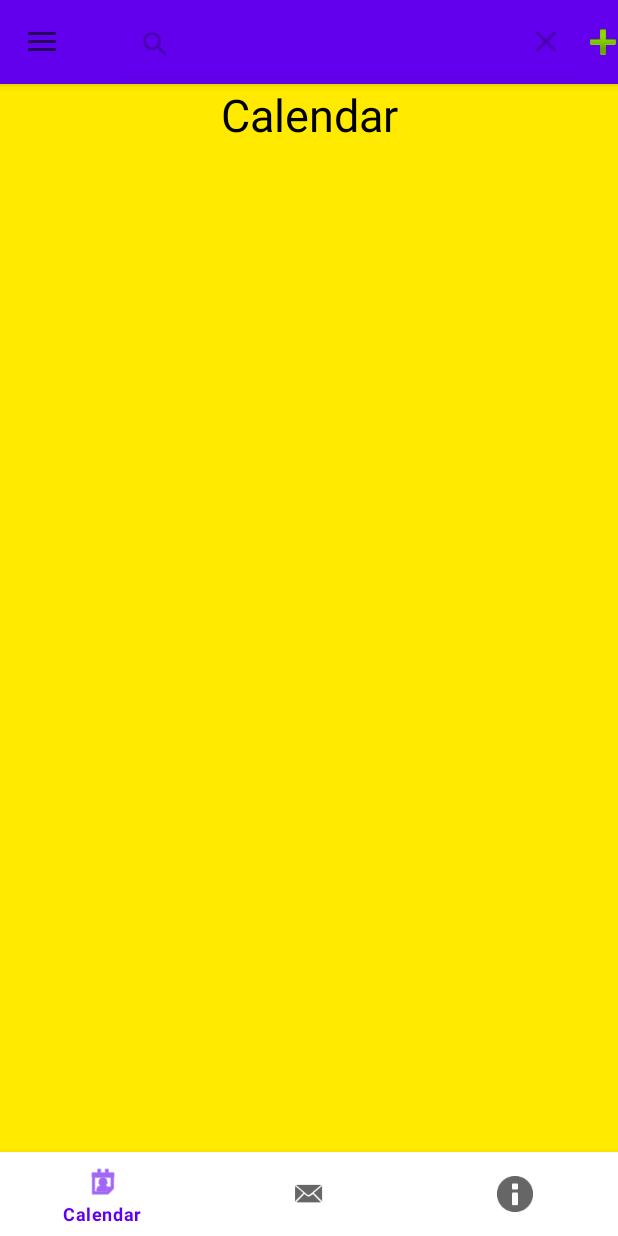
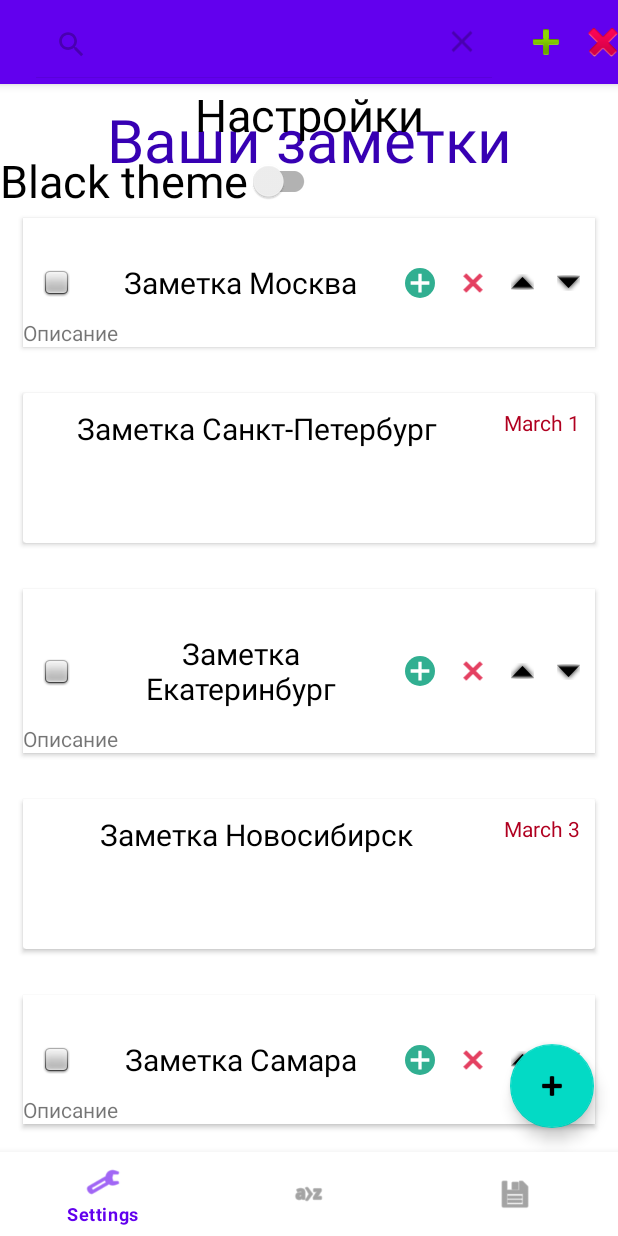
Before and after one commit to Iliassemeonidis/Android, an Android app: the screen it shows after launch (MainActivity), after a tap on "Search", on a phone screen of 412 x 824 dp. Run offline under Robolectric (Android 15) with nearby library versions, the phone set to English and light mode, and no system bars; 1 other tap on this screen came first.

Commit message:
дз по style

```diff
--- a/app/src/main/AndroidManifest.xml
+++ b/app/src/main/AndroidManifest.xml
@@ -8,7 +8,7 @@
         android:label="@string/app_name"
         android:roundIcon="@mipmap/ic_launcher_round"
         android:supportsRtl="true"
-        android:theme="@style/MyTheme">
+        android:theme="@style/Theme.MyApplication">
 
         <activity android:name=".main.MainActivity">
             <intent-filter>
--- a/app/src/main/java/ru/adnroid/myapplication/main/MainActivity.java
+++ b/app/src/main/java/ru/adnroid/myapplication/main/MainActivity.java
@@ -1,34 +1,26 @@
 package ru.adnroid.myapplication.main;
 
 import android.annotation.SuppressLint;
-import android.content.Intent;
 import android.os.Bundle;
 import android.view.Menu;
 import android.view.MenuInflater;
 import android.view.MenuItem;
 import android.view.View;
-import android.widget.TextView;
 import android.widget.Toast;
 
-import androidx.annotation.NonNull;
-import androidx.annotation.Nullable;
-import androidx.appcompat.app.ActionBarDrawerToggle;
 import androidx.appcompat.app.AlertDialog;
 import androidx.appcompat.app.AppCompatActivity;
 import androidx.appcompat.widget.SearchView;
 import androidx.appcompat.widget.Toolbar;
-import androidx.drawerlayout.widget.DrawerLayout;
 import androidx.fragment.app.Fragment;
 import androidx.fragment.app.FragmentManager;
 import androidx.fragment.app.FragmentTransaction;
 
 import com.google.android.material.bottomnavigation.BottomNavigationView;
-import com.google.android.material.navigation.NavigationView;
 
 import java.util.List;
 
 import ru.adnroid.myapplication.R;
-import ru.adnroid.myapplication.fragments.CalendarFragment;
 import ru.adnroid.myapplication.fragments.SettingsFragment;
 import ru.adnroid.myapplication.fragments.ShoppingFragment;
 
@@ -39,36 +31,34 @@ public class MainActivity extends AppCompatActivity {
     private static final String MAIN_FRAGMENT_TAG = "MAIN_FRAGMENT_TAG";
     private static final String SETTINGS_FRAGMENT_TAG = "SETTINGS_FRAGMENT_TAG";
     private static final String SHOPPING_FRAGMENT_TAG = "SHOPPING_FRAGMENT_TAG";
-    public static final String EDIT_FRAGMENT_TAG = "EDIT_FRAGMENT_TAG";
-    public static final String CALENDAR_FRAGMENT_TAG = "CALENDAR_FRAGMENT_TAG";
-
+    private static final String EDIT_FRAGMENT_TAG = "EDIT_FRAGMENT_TAG";
+    private MenuItem menuItemSearch;
+    private MenuItem menuItemAdd;
+    private MenuItem menuItemClear;
     private FragmentManager fragmentManage;
 
+    @SuppressLint("NonConstantResourceId")
     @Override
     protected void onCreate(Bundle savedInstanceState) {
         super.onCreate(savedInstanceState);
         setContentView(R.layout.activity_main);
+        BottomNavigationView bottomNavigationView = findViewById(R.id.bottom_navigation);
 
-        BottomNavigationView bottomNavigationView = findViewById(R.id.bottom_navigation);
         bottomNavigationView.setOnNavigationItemSelectedListener(item -> {
             switch (item.getItemId()) {
-                case R.id.calendar:
-                    addNewFragment(new CalendarFragment(), CALENDAR_FRAGMENT_TAG);
+                case R.id.my_shopping:
+                    addNewFragment(new ShoppingFragment(), SHOPPING_FRAGMENT_TAG);
+                    setVisibilityOnItemMenu(false);
                     break;
-                case R.id.mail:
-                    Intent intent = new Intent(Intent.ACTION_SEND);
-                    intent.setType("text/plain");
-                    intent.putExtra(Intent.EXTRA_EMAIL, "emailaddress@emailaddress.com");
-                    intent.putExtra(Intent.EXTRA_SUBJECT, "Subject");
-                    intent.putExtra(Intent.EXTRA_TEXT, "Какая-то заметка");
-                    startActivity(Intent.createChooser(intent, "Заметка"));
+                case R.id.settings:
+                    addNewFragment(new SettingsFragment(), SETTINGS_FRAGMENT_TAG);
+                    setVisibilityOnItemMenu(false);
                     break;
-                case R.id.info:
-                    Toast.makeText(this, "Нет идей, что добавить еще", Toast.LENGTH_SHORT).show();
+                case R.id.saved_notes:
+                    addNewFragment(new MainFragment(), MAIN_FRAGMENT_TAG);
+                    setVisibilityOnItemMenu(true);
                     break;
             }
-
-
             return true;
         });
         bottomNavigationView.setOnNavigationItemReselectedListener(item -> {
@@ -77,7 +67,7 @@ public class MainActivity extends AppCompatActivity {
 
         Toolbar toolbar = findViewById(R.id.toolbar);
         setSupportActionBar(toolbar);
-        initDrawer(toolbar);
+        //   initDrawer(toolbar);
 
         if (savedInstanceState == null) {
             addNewFragment(new MainFragment(), MAIN_FRAGMENT_TAG);
@@ -85,46 +75,52 @@ public class MainActivity extends AppCompatActivity {
 //        addFragment(savedInstanceState);
     }
 
-    private void initDrawer(Toolbar toolbar) {
-        final DrawerLayout drawer = findViewById(R.id.drawer_layout);
-        ActionBarDrawerToggle toggle = new ActionBarDrawerToggle(
-                this, drawer, toolbar,
-                R.string.navigation_drawer_open,
-                R.string.navigation_drawer_close);
-        drawer.addDrawerListener(toggle);
-        toggle.syncState();
+    public void setVisibilityOnItemMenu(boolean b) {
+        menuItemSearch.setVisible(b);
+        menuItemAdd.setVisible(b);
+        menuItemClear.setVisible(b);
+    }
 
-        // Обработка навигационного меню
-        NavigationView navigationView = findViewById(R.id.navigation_view);
-        navigationView.setNavigationItemSelectedListener(new NavigationView.OnNavigationItemSelectedListener() {
-            @SuppressLint("NonConstantResourceId")
-            @Override
-            public boolean onNavigationItemSelected(@NonNull MenuItem item) {
-                switch (item.getItemId()) {
-                    case R.id.my_shopping:
-                        addNewFragment(new ShoppingFragment(), SHOPPING_FRAGMENT_TAG);
-                        break;
-                    case R.id.settings:
-                        addNewFragment(new SettingsFragment(), SETTINGS_FRAGMENT_TAG);
-                        break;
-                    case R.id.saved_notes:
-                        addNewFragment(new MainFragment(), MAIN_FRAGMENT_TAG);
-                        break;
-                }
-                drawer.closeDrawers();
-                return true;
-            }
-        });
-
-        navigationView.addOnLayoutChangeListener(new View.OnLayoutChangeListener() {
-            @Override
-            public void onLayoutChange(View v, int left, int top, int right, int bottom, int oldLeft, int oldTop, int oldRight, int oldBottom) {
-                navigationView.removeOnLayoutChangeListener(this);
-                TextView textView = (TextView) navigationView.findViewById(R.id.drawerHeaderTitle);
-                textView.setText(R.string.drawer_header_text);
-            }
-        });
-    }
+//    private void initDrawer(Toolbar toolbar) {
+//        final DrawerLayout drawer = findViewById(R.id.drawer_layout);
+//        ActionBarDrawerToggle toggle = new ActionBarDrawerToggle(
+//                this, drawer, toolbar,
+//                R.string.navigation_drawer_open,
+//                R.string.navigation_drawer_close);
+//        drawer.addDrawerListener(toggle);
+//        toggle.syncState();
+//
+//        // Обработка навигационного меню
+//        NavigationView navigationView = findViewById(R.id.navigation_view);
+//        navigationView.setNavigationItemSelectedListener(new NavigationView.OnNavigationItemSelectedListener() {
+//            @SuppressLint("NonConstantResourceId")
+//            @Override
+//            public boolean onNavigationItemSelected(@NonNull MenuItem item) {
+//                switch (item.getItemId()) {
+//                    case R.id.my_shopping:
+//                        addNewFragment(new ShoppingFragment(), SHOPPING_FRAGMENT_TAG);
+//                        break;
+//                    case R.id.settings:
+//                        addNewFragment(new SettingsFragment(), SETTINGS_FRAGMENT_TAG);
+//                        break;
+//                    case R.id.saved_notes:
+//                        addNewFragment(new MainFragment(), MAIN_FRAGMENT_TAG);
+//                        break;
+//                }
+//                drawer.closeDrawers();
+//                return true;
+//            }
+//        });
+//
+//        navigationView.addOnLayoutChangeListener(new View.OnLayoutChangeListener() {
+//            @Override
+//            public void onLayoutChange(View v, int left, int top, int right, int bottom, int oldLeft, int oldTop, int oldRight, int oldBottom) {
+//                navigationView.removeOnLayoutChangeListener(this);
+//                TextView textView = (TextView) navigationView.findViewById(R.id.drawerHeaderTitle);
+//                textView.setText(R.string.drawer_header_text);
+//            }
+//        });
+//    }
 
     @Override
     public void onBackPressed() {
@@ -146,8 +142,11 @@ public class MainActivity extends AppCompatActivity {
         MenuInflater inflater = getMenuInflater();
         inflater.inflate(R.menu.main_options_menu, menu);
 
-        MenuItem menuItem = menu.findItem(R.id.search);
-        SearchView searchView = (SearchView) menuItem.getActionView();
+        menuItemSearch = menu.findItem(R.id.search);
+        menuItemAdd = menu.findItem(R.id.add_item);
+        menuItemClear = menu.findItem(R.id.clear);
+
+        SearchView searchView = (SearchView) menuItemSearch.getActionView();
         searchView.setOnQueryTextListener(new SearchView.OnQueryTextListener() {
             @Override
             public boolean onQueryTextSubmit(String query) {
@@ -164,6 +163,7 @@ public class MainActivity extends AppCompatActivity {
         return true;
     }
 
+
 //    public void addFragment(Bundle savedInstanceState) {
 //        if (getResources().getConfiguration().orientation == Configuration.ORIENTATION_LANDSCAPE) {
 //            fragmentManage = getSupportFragmentManager();
@@ -177,16 +177,8 @@ public class MainActivity extends AppCompatActivity {
 //            removeFragment(transaction, fragment);
 //            transaction.commitAllowingStateLoss();
 //        }
+
 //    }
-
-
-    @Override
-    protected void onActivityResult(int requestCode, int resultCode, @Nullable Intent data) {
-        super.onActivityResult(requestCode, resultCode, data);
-        if (resultCode == RESULT_OK) {
-           // дописасть передачу данных
-        }
-    }
 
     private void removeFragment(FragmentTransaction transaction, Fragment fragment) {
         if (fragment != null) {
@@ -216,8 +208,6 @@ public class MainActivity extends AppCompatActivity {
     private void backToFragment(String fragment) {
         // возвращаемся к тому, что было добавлено в backstack
         getSupportFragmentManager().popBackStack(fragment, 0);
-
     }
 
-
 }
--- a/app/src/main/java/ru/adnroid/myapplication/main/MainFragment.java
+++ b/app/src/main/java/ru/adnroid/myapplication/main/MainFragment.java
@@ -30,11 +30,6 @@ import ru.adnroid.myapplication.utils.ViewUtils;
 import static ru.adnroid.myapplication.main.MainFragmentAdapter.HEADER_TYPE;
 
 public class MainFragment extends Fragment {
-/*
-    по ДЗ:
-            -установить проверку заполяняемости полей в EditFragment без Тоста
-            -Менять видимость меню в зависимости от открытого фрагмента
-            -использовать RadoiGroup и менять фон заметок в зависимости от выбора пользователя*/
 
     public static final String LIST = "LIST";
     private static final int REQUEST_CODE_EDIT = 42;
@@ -123,12 +118,13 @@ public class MainFragment extends Fragment {
             if (notes.isEmpty() || notes.size() <= 1) {
                 addHeader();
             }
-//            notes.remove(removePosition);
+            if (notes.size() > 1) {
+                notes.remove(removePosition);
+            }
             if (data != null) {
                 notes.add(1, data.getParcelableExtra(EXTRA_PARAMS));
                 adapter.setNewList(notes);
             }
-
         }
     }
 
@@ -142,7 +138,7 @@ public class MainFragment extends Fragment {
                 addHeader();
                 for (int i = 0; i < cities.length; i++) {
                     String title = cities[i];
-                    Note note = new Note(title, "Описание", R.color.green);
+                    Note note = new Note(title, "Описание", R.color.white);
                     if (i % 2 == 0) {
                         note.setType(MainFragmentAdapter.NOTE_TYPE);
                     } else {
--- a/app/src/main/java/ru/adnroid/myapplication/main/MainFragmentAdapter.java
+++ b/app/src/main/java/ru/adnroid/myapplication/main/MainFragmentAdapter.java
@@ -7,6 +7,7 @@ import android.widget.TextView;
 
 import androidx.annotation.NonNull;
 import androidx.cardview.widget.CardView;
+import androidx.core.content.ContextCompat;
 import androidx.recyclerview.widget.RecyclerView;
 
 import java.util.ArrayList;
@@ -14,7 +15,6 @@ import java.util.ArrayList;
 import ru.adnroid.myapplication.Note;
 import ru.adnroid.myapplication.R;
 import ru.adnroid.myapplication.main.MainFragment.onClickItem;
-
 public class MainFragmentAdapter extends RecyclerView.Adapter<RecyclerView.ViewHolder> {
 
     public static final int NOTE_TYPE = 0;
@@ -121,7 +121,11 @@ public class MainFragmentAdapter extends RecyclerView.Adapter<RecyclerView.ViewH
         private void bind(String notes, String description, int color) {
             textView.setText(notes);
             textViewDescription.setText(description);
-            cardView.setBackgroundColor(color);
+            if (color == 0) {
+                color = R.color.white;
+            }
+            cardView.setBackgroundColor(ContextCompat.getColor(textView.getContext(), color));
+
         }
 
         private void moveItemUp() {
--- a/app/src/main/res/layout/activity_main.xml
+++ b/app/src/main/res/layout/activity_main.xml
@@ -48,7 +48,7 @@
             android:layout_height="wrap_content"
             android:layout_gravity="bottom"
             app:labelVisibilityMode="selected"
-            app:menu="@menu/main_navigation_bottom" />
+            app:menu="@menu/main_drawer" />
     </androidx.coordinatorlayout.widget.CoordinatorLayout>
 
     <com.google.android.material.navigation.NavigationView
@@ -58,5 +58,5 @@
         android:layout_gravity="start"
         app:headerLayout="@layout/drawer_header"
         android:fitsSystemWindows="true"
-        app:menu="@menu/main_drawer" />
+        android:visibility="gone"/>
 </androidx.drawerlayout.widget.DrawerLayout>
--- a/app/src/main/res/layout/fragment_calendar.xml
+++ /dev/null
@@ -1,19 +0,0 @@
-<?xml version="1.0" encoding="utf-8"?>
-<androidx.constraintlayout.widget.ConstraintLayout xmlns:android="http://schemas.android.com/apk/res/android"
-    xmlns:app="http://schemas.android.com/apk/res-auto"
-    android:id="@+id/calendar_fragment"
-    android:layout_width="match_parent"
-    android:layout_height="match_parent"
-    android:background="@color/yellow">
-
-    <TextView
-        android:layout_width="match_parent"
-        android:layout_height="wrap_content"
-        android:gravity="center"
-        android:text="@string/calendar"
-        android:textColor="@color/black"
-        android:textSize="30sp"
-        app:layout_constraintStart_toStartOf="parent"
-        app:layout_constraintTop_toTopOf="parent" />
-
-</androidx.constraintlayout.widget.ConstraintLayout>
--- a/app/src/main/res/layout/fragment_main.xml
+++ b/app/src/main/res/layout/fragment_main.xml
@@ -8,7 +8,6 @@
 
     <androidx.constraintlayout.widget.ConstraintLayout
         android:id="@+id/working_layout"
-        android:background="@color/beige"
         android:layout_width="match_parent"
         android:layout_height="match_parent">
 
--- a/app/src/main/res/layout/fragment_settings.xml
+++ b/app/src/main/res/layout/fragment_settings.xml
@@ -3,10 +3,10 @@
     xmlns:app="http://schemas.android.com/apk/res-auto"
     android:id="@+id/settings_fragment"
     android:layout_width="match_parent"
-    android:layout_height="match_parent"
-    android:background="@color/beige">
+    android:layout_height="match_parent">
 
     <TextView
+        android:id="@+id/title"
         android:layout_width="match_parent"
         android:layout_height="wrap_content"
         android:gravity="center"
@@ -16,4 +16,13 @@
         app:layout_constraintStart_toStartOf="parent"
         app:layout_constraintTop_toTopOf="parent" />
 
+    <androidx.appcompat.widget.SwitchCompat
+        android:id="@+id/theme_switch"
+        android:layout_width="wrap_content"
+        android:layout_height="wrap_content"
+        android:text="@string/black_theme"
+        android:checked="false"
+        android:textSize="30sp"
+        app:layout_constraintTop_toBottomOf="@+id/title"
+        app:layout_constraintStart_toStartOf="parent"/>
 </androidx.constraintlayout.widget.ConstraintLayout>
--- a/app/src/main/res/layout/fragment_shopping.xml
+++ b/app/src/main/res/layout/fragment_shopping.xml
@@ -5,7 +5,6 @@
     android:id="@+id/shopping"
     android:layout_width="match_parent"
     android:layout_height="match_parent"
-    android:background="@color/purple_200"
     android:orientation="vertical">
 
     <TextView
@@ -13,7 +12,6 @@
         android:layout_height="wrap_content"
         android:gravity="center"
         android:text="@string/shopping_title"
-        android:textColor="@color/white"
         android:textSize="30sp"
         app:layout_constraintStart_toStartOf="parent"
         app:layout_constraintTop_toTopOf="parent"/>
--- a/app/src/main/res/layout/list_item_note.xml
+++ b/app/src/main/res/layout/list_item_note.xml
@@ -77,7 +77,7 @@
             android:layout_margin="15dp"
             android:layout_weight="1"
             android:background="@color/white"
-            android:tint="@color/design_default_color_error"
+            android:tint="@color/black"
             app:layout_constraintBottom_toBottomOf="@+id/moveItemDown"
             app:layout_constraintEnd_toStartOf="@+id/moveItemDown"
             app:layout_constraintTop_toTopOf="@+id/moveItemDown"
@@ -90,7 +90,7 @@
             android:layout_margin="10dp"
             android:layout_weight="1"
             android:background="@color/white"
-            android:tint="@color/design_default_color_error"
+            android:tint="@color/black"
             app:layout_constraintBottom_toBottomOf="parent"
             app:layout_constraintEnd_toEndOf="parent"
             app:layout_constraintTop_toTopOf="parent"
--- a/app/src/main/res/values/strings.xml
+++ b/app/src/main/res/values/strings.xml
@@ -54,4 +54,8 @@
     <string name="error">Error</string>
     <string name="retry">Retry</string>
     <string name="add_new_note">Add new Note</string>
+    <string name="not_name">Необходимо заполнить заголовк</string>
+    <string name="not_name_description">Необходимо заполнить писание заметки</string>
+    <string name="black_theme">Black theme</string>
+    <string name="white_theme">White theme</string>
 </resources>
--- a/build.gradle
+++ b/build.gradle
@@ -5,7 +5,7 @@ buildscript {
         jcenter()
     }
     dependencies {
-        classpath "com.android.tools.build:gradle:4.1.2"
+        classpath 'com.android.tools.build:gradle:4.1.3'
 
         // NOTE: Do not place your application dependencies here; they belong
         // in the individual module build.gradle files
```
Also changed, not shown: app/src/main/java/ru/adnroid/myapplication/EditFragment.java (+59 -14 lines), app/src/main/java/ru/adnroid/myapplication/fragments/CalendarFragment.java (deleted, +0 -27 lines), app/src/main/java/ru/adnroid/myapplication/fragments/SettingsFragment.java (+26 -0 lines), app/src/main/res/layout/fragment_edit.xml (+6 -2 lines), 1 other file.
